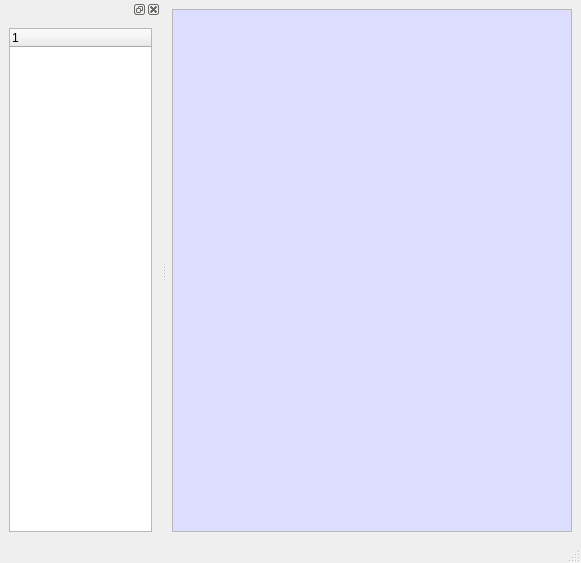
Qt form BerEditor/content_main.ui (jykim74/BerEditor) before a commit.
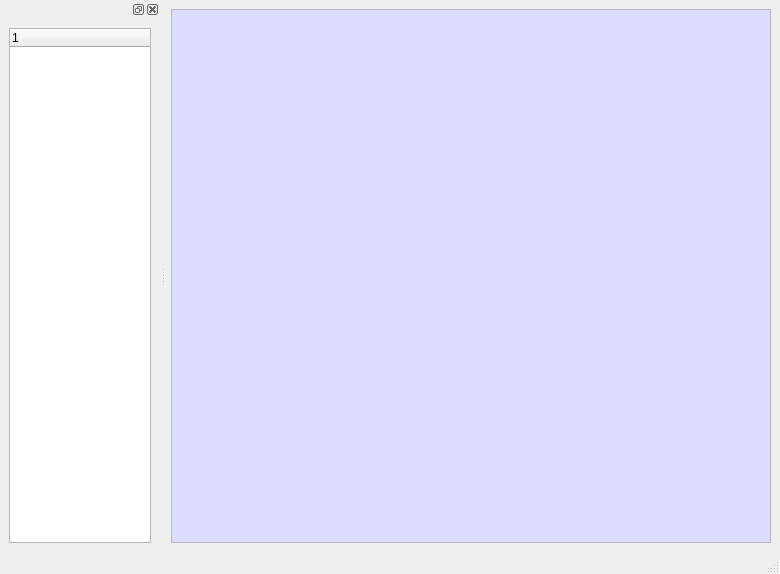
The same form after that commit.

```diff
--- a/BerEditor/content_main.ui
+++ b/BerEditor/content_main.ui
@@ -6,8 +6,8 @@
    <rect>
     <x>0</x>
     <y>0</y>
-    <width>581</width>
-    <height>563</height>
+    <width>780</width>
+    <height>574</height>
    </rect>
   </property>
   <property name="windowTitle">
@@ -30,7 +30,7 @@
        <widget class="QTextBrowser" name="mContentBroswer">
         <property name="minimumSize">
          <size>
-          <width>400</width>
+          <width>600</width>
           <height>500</height>
          </size>
         </property>
@@ -82,7 +82,7 @@
    <property name="minimumSize">
     <size>
      <width>160</width>
-     <height>113</height>
+     <height>120</height>
     </size>
    </property>
    <property name="features">
```
Left out of the diff: 4 changed lines with no effect on the pictures.
